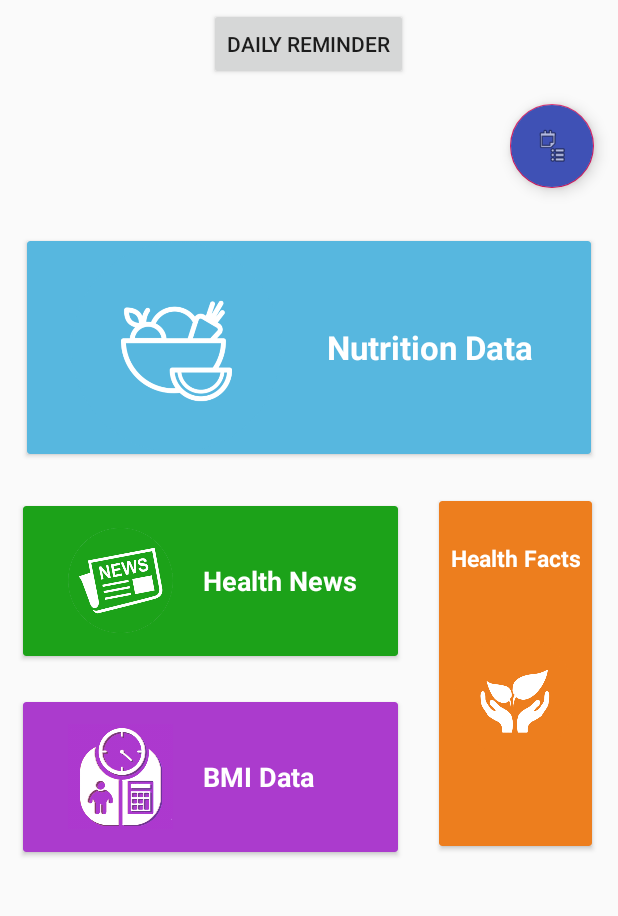
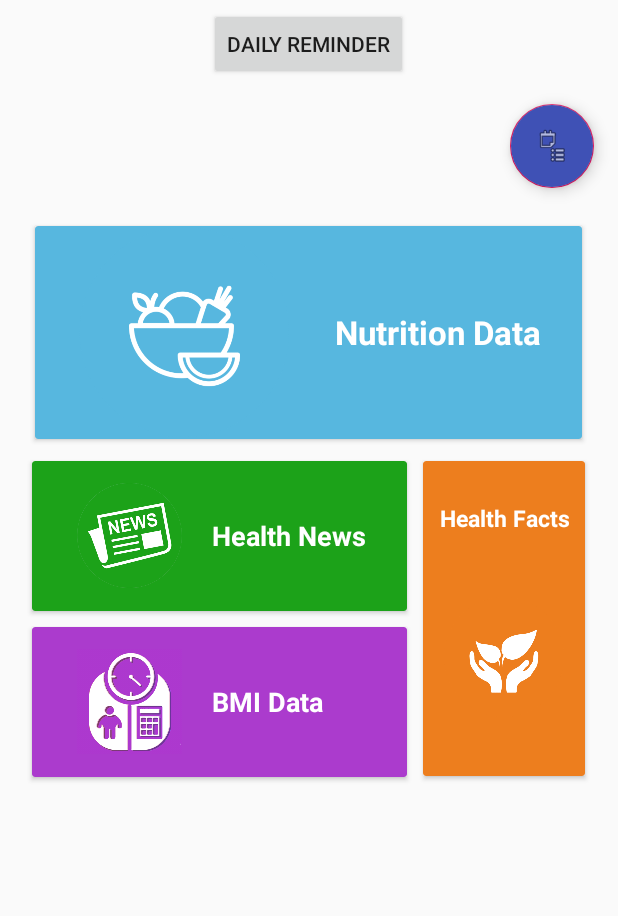
Before and after one commit to wizard-com/PD, an Android app: the screen it shows after launch (MainActivity), on a phone screen of 412 x 824 dp, the part 84-1000 px from its top. Run offline under Robolectric (Android 15) with nearby library versions, the light colour scheme and no system bars.

Commit message:
Layout style changes

```diff
--- a/app/src/main/res/layout/activity_main.xml
+++ b/app/src/main/res/layout/activity_main.xml
@@ -40,9 +40,10 @@
 
     <androidx.cardview.widget.CardView
         android:id="@+id/nutritionCard"
-        android:layout_width="match_parent"
+        android:layout_width="370dp"
         android:layout_height="150dp"
-        android:layout_margin="15dp"
+        android:layout_margin="5dp"
+        android:layout_gravity="center"
         app:cardBackgroundColor="#57B7DF"
         app:cardUseCompatPadding="true">
 
@@ -77,7 +78,8 @@
     <LinearLayout
         android:layout_width="match_parent"
         android:layout_height="match_parent"
-        android:orientation="horizontal">
+        android:orientation="horizontal"
+        android:gravity="center">
 
         <LinearLayout
             android:layout_width="wrap_content"
@@ -88,7 +90,8 @@
                 android:id="@+id/healthNewsCard"
                 android:layout_width="250dp"
                 android:layout_height="100dp"
-                android:layout_margin="15dp"
+                android:layout_gravity="center"
+                android:layout_margin="5dp"
                 app:cardBackgroundColor="#1CA219">
 
 
@@ -123,7 +126,7 @@
                 android:id="@+id/bmiCard"
                 android:layout_width="250dp"
                 android:layout_height="100dp"
-                android:layout_margin="15dp"
+                android:layout_margin="5dp"
                 app:cardBackgroundColor="#AB3BCD">
 
 
@@ -157,9 +160,10 @@
         </LinearLayout>
 
         <androidx.cardview.widget.CardView
-            android:layout_width="102dp"
-            android:layout_height="230dp"
-            android:layout_margin="12dp"
+            android:layout_width="108dp"
+            android:layout_height="210dp"
+            android:layout_margin="5dp"
+            android:layout_gravity="top"
             app:cardBackgroundColor="#ED7E1E">
 
             <LinearLayout
```
Also changed, not shown: app/src/main/java/com/example/pdthird/NutritionValueActivity.java (+1 -10 lines), app/src/main/res/layout/nutrition_calculator_form.xml (+47 -20 lines).
